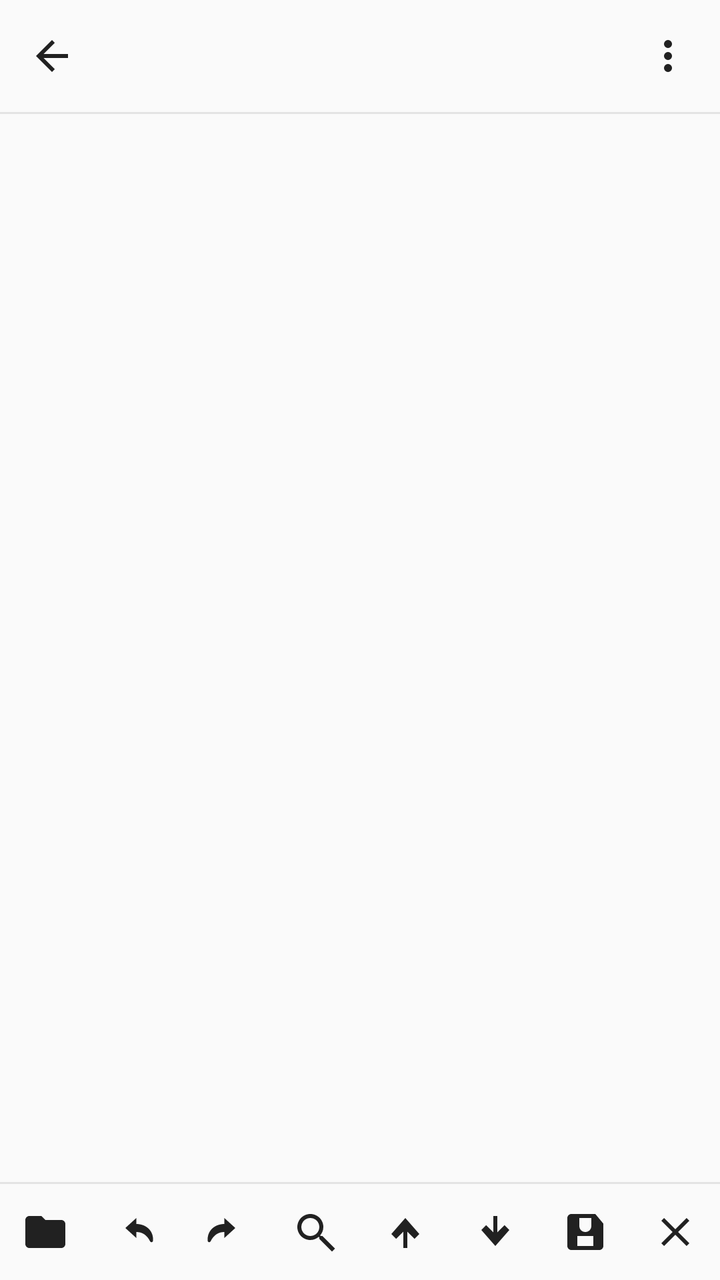
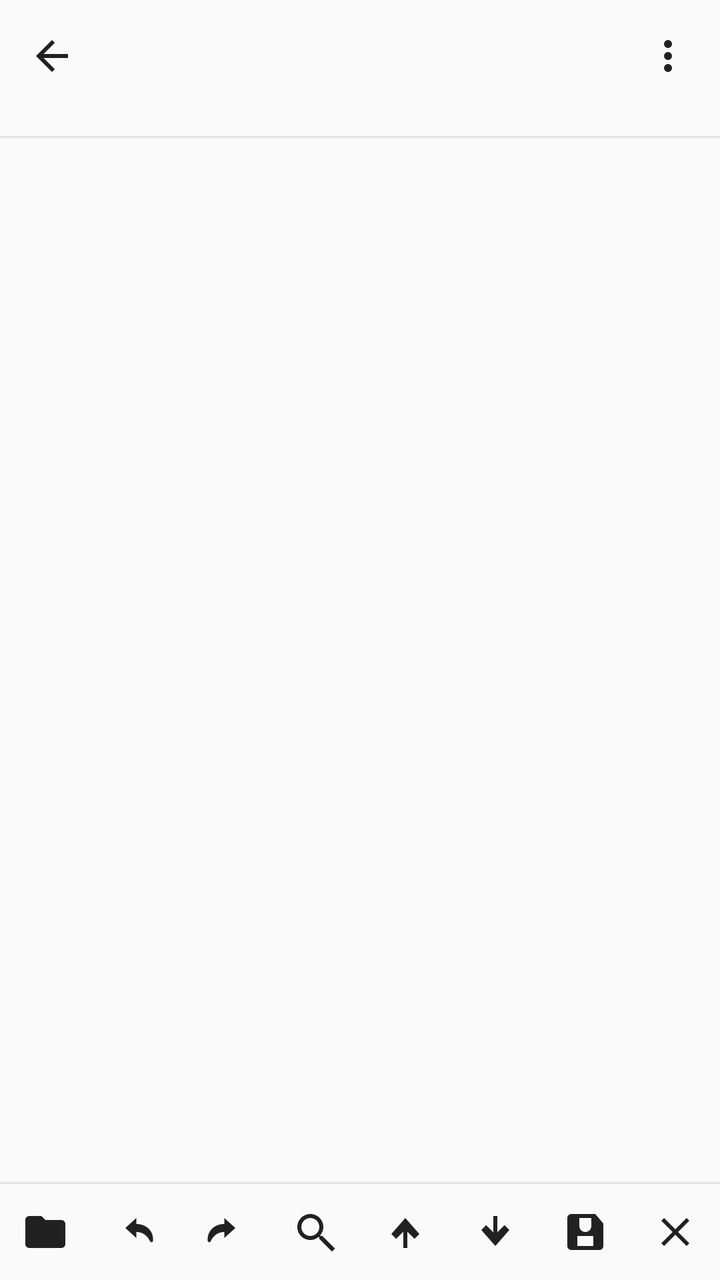

Two renders of the same Android screen: before a commit and after it. Below are the layout's source before the change and the commit's diff.
<!-- AndroidManifest.xml: application theme Theme.EditNote -->
<!-- res/layout/activity_editor.xml -->
<?xml version="1.0" encoding="utf-8"?>
<LinearLayout xmlns:android="http://schemas.android.com/apk/res/android"
    android:layout_width="match_parent"
    android:layout_height="match_parent"
    android:orientation="vertical">

    
    <LinearLayout
        android:layout_width="match_parent"
        android:layout_height="wrap_content"
        android:gravity="center_vertical"
        android:orientation="horizontal"
        android:paddingStart="4dp"
        android:paddingTop="6dp"
        android:paddingEnd="4dp"
        android:paddingBottom="6dp">

        <ImageButton
            android:id="@+id/btnBack"
            android:layout_width="44dp"
            android:layout_height="44dp"
            android:background="?android:attr/selectableItemBackgroundBorderless"
            android:contentDescription="Back"
            android:src="@drawable/ic_arrow_back" />

        <LinearLayout
            android:layout_width="0dp"
            android:layout_height="wrap_content"
            android:layout_weight="1"
            android:orientation="vertical">

            <TextView
                android:id="@+id/fileTitle"
                android:layout_width="match_parent"
                android:layout_height="wrap_content"
                android:ellipsize="middle"
                android:singleLine="true"
                android:textSize="16sp"
                android:textStyle="bold" />

            <TextView
                android:id="@+id/saveStatus"
                android:layout_width="match_parent"
                android:layout_height="wrap_content"
                android:singleLine="true"
                android:textSize="11sp" />
        </LinearLayout>

        <ImageButton
            android:id="@+id/btnEditorMenu"
            android:layout_width="44dp"
            android:layout_height="44dp"
            android:background="?android:attr/selectableItemBackgroundBorderless"
            android:contentDescription="Menu"
            android:src="@drawable/ic_more_vert" />
    </LinearLayout>

    
    <HorizontalScrollView
        android:id="@+id/tabScroll"
        android:layout_width="match_parent"
        android:layout_height="wrap_content"
        android:scrollbars="none">

        <LinearLayout
            android:id="@+id/tabStrip"
            android:layout_width="wrap_content"
            android:layout_height="wrap_content"
            android:orientation="horizontal"
            android:paddingStart="10dp"
            android:paddingEnd="10dp" />
    </HorizontalScrollView>

    <View
        android:layout_width="match_parent"
        android:layout_height="1dp"
        android:background="#33888888" />

    
    <LinearLayout
        android:layout_width="match_parent"
        android:layout_height="0dp"
        android:layout_weight="1"
        android:orientation="horizontal">

        <FrameLayout
            android:id="@+id/gutterFrame"
            android:layout_width="wrap_content"
            android:layout_height="match_parent"
            android:clipChildren="true">

            <TextView
                android:id="@+id/lineNumbers"
                android:layout_width="wrap_content"
                android:layout_height="wrap_content"
                android:gravity="end"
                android:paddingStart="10dp"
                android:paddingTop="12dp"
                android:paddingEnd="8dp" />
        </FrameLayout>

        <EditText
            android:id="@+id/editor"
            android:layout_width="0dp"
            android:layout_height="match_parent"
            android:layout_weight="1"
            android:background="@null"
            android:gravity="top|start"
            android:importantForAutofill="no"
            android:paddingStart="8dp"
            android:paddingTop="12dp"
            android:paddingEnd="12dp"
            android:paddingBottom="24dp"
            android:scrollbars="vertical" />
    </LinearLayout>

    <View
        android:layout_width="match_parent"
        android:layout_height="1dp"
        android:background="#33888888" />

    
    <HorizontalScrollView
        android:id="@+id/accessoryScroll"
        android:layout_width="match_parent"
        android:layout_height="wrap_content"
        android:scrollbars="none"
        android:visibility="gone">

        <LinearLayout
            android:id="@+id/accessoryBar"
            android:layout_width="wrap_content"
            android:layout_height="wrap_content"
            android:orientation="horizontal" />
    </HorizontalScrollView>

    
    <LinearLayout
        android:layout_width="match_parent"
        android:layout_height="wrap_content"
        android:gravity="center"
        android:orientation="horizontal"
        android:paddingTop="2dp"
        android:paddingBottom="2dp">

        <ImageButton
            android:id="@+id/btnOpenFile"
            android:layout_width="0dp"
            android:layout_height="44dp"
            android:layout_weight="1"
            android:background="?android:attr/selectableItemBackgroundBorderless"
            android:contentDescription="Open file"
            android:src="@drawable/ic_open_folder" />

        <ImageButton
            android:id="@+id/btnUndo"
            android:layout_width="0dp"
            android:layout_height="44dp"
            android:layout_weight="1"
            android:background="?android:attr/selectableItemBackgroundBorderless"
            android:contentDescription="Undo"
            android:src="@drawable/ic_undo" />

        <ImageButton
            android:id="@+id/btnRedo"
            android:layout_width="0dp"
            android:layout_height="44dp"
            android:layout_weight="1"
            android:background="?android:attr/selectableItemBackgroundBorderless"
            android:contentDescription="Redo"
            android:src="@drawable/ic_redo" />

        <ImageButton
            android:id="@+id/btnFind"
            android:layout_width="0dp"
            android:layout_height="44dp"
            android:layout_weight="1"
            android:background="?android:attr/selectableItemBackgroundBorderless"
            android:contentDescription="Find"
            android:src="@drawable/ic_search" />

        <ImageButton
            android:id="@+id/btnFindPrev"
            android:layout_width="0dp"
            android:layout_height="44dp"
            android:layout_weight="1"
            android:background="?android:attr/selectableItemBackgroundBorderless"
            android:contentDescription="Find previous"
            android:src="@drawable/ic_arrow_up" />

        <ImageButton
            android:id="@+id/btnFindNext"
            android:layout_width="0dp"
            android:layout_height="44dp"
            android:layout_weight="1"
            android:background="?android:attr/selectableItemBackgroundBorderless"
            android:contentDescription="Find next"
            android:src="@drawable/ic_arrow_down" />

        <ImageButton
            android:id="@+id/btnSave"
            android:layout_width="0dp"
            android:layout_height="44dp"
            android:layout_weight="1"
            android:background="?android:attr/selectableItemBackgroundBorderless"
            android:contentDescription="Save"
            android:src="@drawable/ic_save" />

        <ImageButton
            android:id="@+id/btnCloseTab"
            android:layout_width="0dp"
            android:layout_height="44dp"
            android:layout_weight="1"
            android:background="?android:attr/selectableItemBackgroundBorderless"
            android:contentDescription="Close tab"
            android:src="@drawable/ic_close" />
    </LinearLayout>
</LinearLayout>
<!-- resources referenced by this layout -->
<resources>
  <!-- drawable ic_arrow_back (drawable) -->
  <vector xmlns:android="http://schemas.android.com/apk/res/android"
      android:width="24dp"
      android:height="24dp"
      android:viewportWidth="24"
      android:viewportHeight="24"
      android:tint="?android:attr/textColorPrimary">
      <path
          android:fillColor="@android:color/white"
          android:pathData="M20,11 L7.8,11 L13.4,5.4 L12,4 L4,12 L12,20 L13.4,18.6 L7.8,13 L20,13 Z" />
  </vector>
  <!-- drawable ic_arrow_down (drawable) -->
  <vector xmlns:android="http://schemas.android.com/apk/res/android"
      android:width="24dp" android:height="24dp"
      android:viewportWidth="24" android:viewportHeight="24"
      android:tint="?android:attr/textColorPrimary">
      <path android:fillColor="@android:color/white" android:pathData="M12,19 L5,11 L7.4,8.6 L11,12.2 L11,4 L13,4 L13,12.2 L16.6,8.6 L19,11 Z" />
  </vector>
  <!-- drawable ic_arrow_up (drawable) -->
  <vector xmlns:android="http://schemas.android.com/apk/res/android"
      android:width="24dp" android:height="24dp"
      android:viewportWidth="24" android:viewportHeight="24"
      android:tint="?android:attr/textColorPrimary">
      <path android:fillColor="@android:color/white" android:pathData="M12,5 L19,13 L16.6,15.4 L13,11.8 L13,20 L11,20 L11,11.8 L7.4,15.4 L5,13 Z" />
  </vector>
  <!-- drawable ic_close (drawable) -->
  <vector xmlns:android="http://schemas.android.com/apk/res/android"
      android:width="24dp" android:height="24dp"
      android:viewportWidth="24" android:viewportHeight="24"
      android:tint="?android:attr/textColorPrimary">
      <path android:fillColor="@android:color/white" android:pathData="M19,6.4 L17.6,5 L12,10.6 L6.4,5 L5,6.4 L10.6,12 L5,17.6 L6.4,19 L12,13.4 L17.6,19 L19,17.6 L13.4,12 Z" />
  </vector>
  <!-- drawable ic_open_folder (drawable) -->
  <vector xmlns:android="http://schemas.android.com/apk/res/android"
      android:width="24dp" android:height="24dp"
      android:viewportWidth="24" android:viewportHeight="24"
      android:tint="?android:attr/textColorPrimary">
      <path android:fillColor="@android:color/white" android:pathData="M10,4 L4,4 C2.9,4 2,4.9 2,6 L2,18 C2,19.1 2.9,20 4,20 L20,20 C21.1,20 22,19.1 22,18 L22,8 C22,6.9 21.1,6 20,6 L12,6 L10,4 Z" />
  </vector>
  <!-- drawable ic_redo (drawable) -->
  <vector xmlns:android="http://schemas.android.com/apk/res/android"
      android:width="24dp" android:height="24dp"
      android:viewportWidth="24" android:viewportHeight="24"
      android:tint="?android:attr/textColorPrimary">
      <path android:fillColor="@android:color/white" android:pathData="M11.5,8 L11.5,5 L17,10 L11.5,15 L11.5,12 C8.5,12 6.2,13.5 4.6,16.7 C4.3,17.3 3.3,17.2 3.2,16.5 C2.7,11.6 6.5,8 11.5,8 Z" />
  </vector>
  <!-- drawable ic_undo (drawable) -->
  <vector xmlns:android="http://schemas.android.com/apk/res/android"
      android:width="24dp" android:height="24dp"
      android:viewportWidth="24" android:viewportHeight="24"
      android:tint="?android:attr/textColorPrimary">
      <path android:fillColor="@android:color/white" android:pathData="M12.5,8 L12.5,5 L7,10 L12.5,15 L12.5,12 C15.5,12 17.8,13.5 19.4,16.7 C19.7,17.3 20.7,17.2 20.8,16.5 C21.3,11.6 17.5,8 12.5,8 Z" />
  </vector>
  <style name="Theme.EditNote" parent="Theme.EditNote.Light.Orange" />
  <style name="Theme.EditNote.Light.Orange" parent="android:Theme.Material.Light.NoActionBar">
          <item name="android:colorAccent">#DA7151</item>
          <item name="android:windowBackground">#FAFAFA</item>
          <item name="android:statusBarColor">#FAFAFA</item>
          <item name="android:windowLightStatusBar">true</item>
          <item name="android:navigationBarColor">#FAFAFA</item>
          <item name="android:windowLightNavigationBar">true</item>
      </style>
  <!-- unchanged entries left out for length: 3 -->
</resources>

<!-- the commit's change to res/layout/activity_editor.xml (unified diff, before → after) -->
@@ -68,7 +68,9 @@
             android:layout_height="wrap_content"
             android:orientation="horizontal"
             android:paddingStart="10dp"
-            android:paddingEnd="10dp" />
+            android:paddingTop="6dp"
+            android:paddingEnd="10dp"
+            android:paddingBottom="6dp" />
     </HorizontalScrollView>
 
     <View
